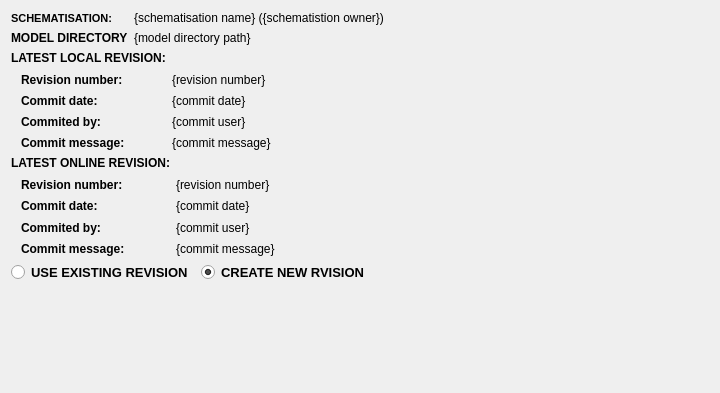
Before: the Qt Designer form threedi_api_qgis_client/ui/upload_wizard/page_start.ui in nens/threedi-api-qgis-client, drawn with Qt 5.
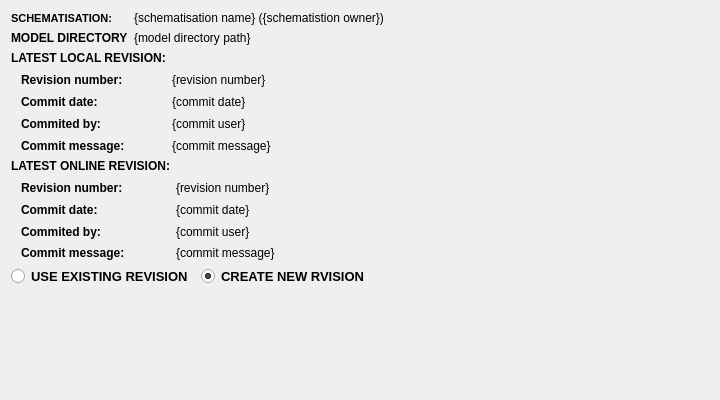
After: the same form once the commit is applied.

Diff of the .ui file:
```diff
--- a/threedi_api_qgis_client/ui/upload_wizard/page_start.ui
+++ b/threedi_api_qgis_client/ui/upload_wizard/page_start.ui
@@ -10,7 +10,7 @@
     <x>0</x>
     <y>0</y>
     <width>720</width>
-    <height>393</height>
+    <height>400</height>
    </rect>
   </property>
   <property name="sizePolicy">
@@ -22,7 +22,7 @@
   <property name="minimumSize">
    <size>
     <width>720</width>
-    <height>0</height>
+    <height>400</height>
    </size>
   </property>
   <property name="font">
```
Left out of the diff: 24 changed lines with no effect on the pictures.
